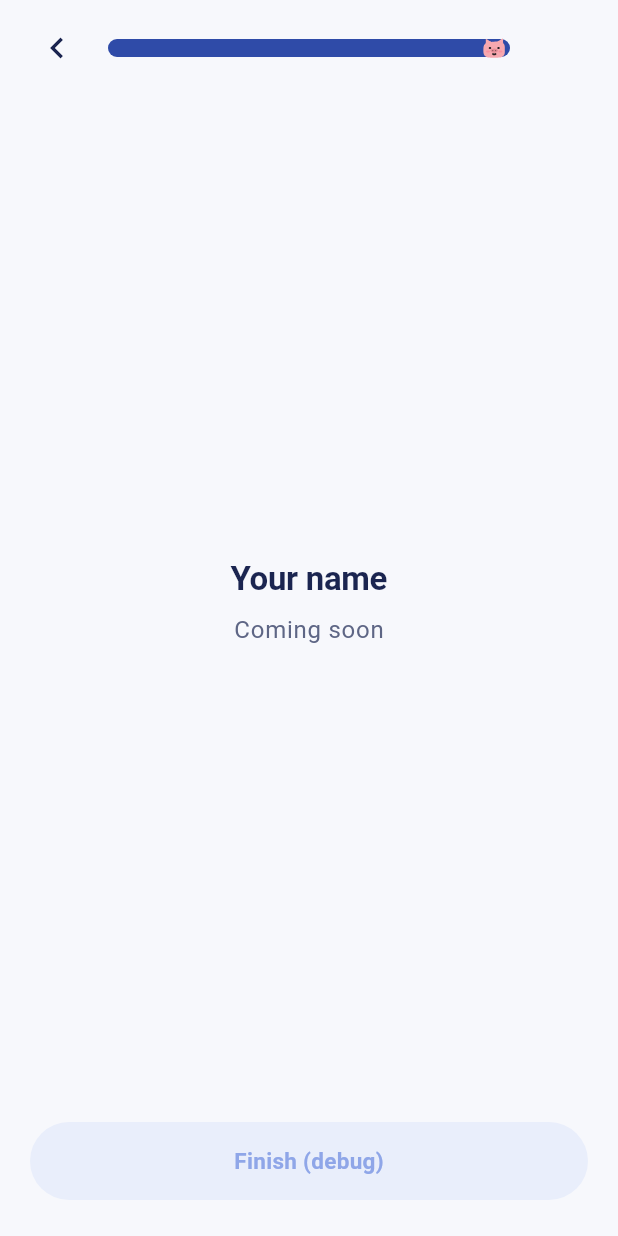
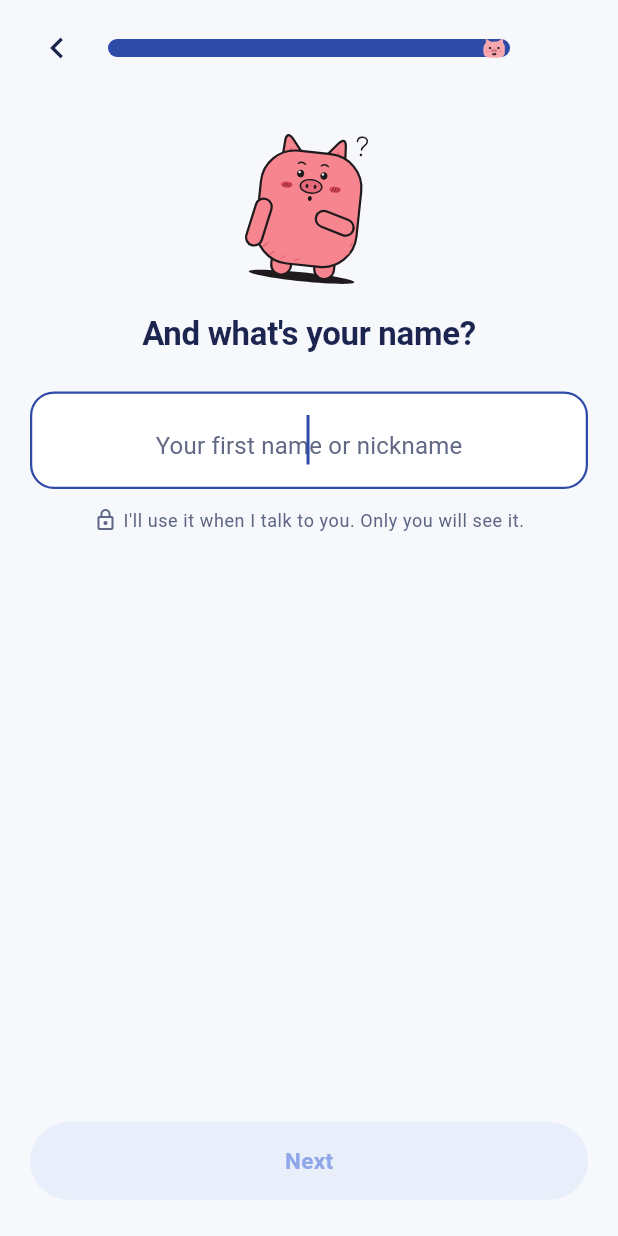
Before and after one commit to group6-selfcare/orb-selfcare, a Flutter app: the TraitScreen screen opened by its route, after a tap on "Cheerful", after a tap on "Playful", after a tap on "Next", on a phone screen of 412 x 824 dp. Run offline on Flutter 3.47's test engine with Material 3 defaults, Android fonts, the phone set to English and light mode, and no system bars; our stand-ins replace flutter_riverpod, flutter_svg, go_router, shared_preferences; accounts and stored records are empty.

Commit message:
PMG6-56 Onboarding N4 Your name (#11)
- The pig introduces itself by the name picked on N2, then asks for the
  user's name; hint, helper text with a lock icon, step 4 of 4
- The name is trimmed, 1 to 20 characters, and Next is disabled while
  it's empty; the field opens with the keyboard ready
- Next stores the name, saves all answers to the device (PMG6-57), and
  goes to the first check-in; onboarding stays not done until N15
- Going back keeps the typed name
- N12 placeholder at /onboarding/first-check-in carries the debug Finish
- validPigName is now validName, shared by N2 and N4
- Curious pig SVG exported from Figma

Co-authored-by: developOnion <169323664+internetOnion@users.noreply.github.com>

```diff
--- a/lib/features/onboarding/name_screen.dart
+++ b/lib/features/onboarding/name_screen.dart
@@ -58,7 +58,7 @@ class _NameScreenState extends ConsumerState<NameScreen> {
   }
 
   void _next() {
-    final name = validPigName(_name.text);
+    final name = validName(_name.text);
     if (name == null) return;
     ref.read(onboardingDraftProvider.notifier).setPigName(name);
     context.push(OnboardingRoutes.trait);
@@ -67,7 +67,7 @@ class _NameScreenState extends ConsumerState<NameScreen> {
   @override
   Widget build(BuildContext context) {
     final text = Theme.of(context).textTheme;
-    final canContinue = validPigName(_name.text) != null;
+    final canContinue = validName(_name.text) != null;
 
     return OnboardingScaffold(
       step: 2,
--- a/lib/features/onboarding/onboarding_routes.dart
+++ b/lib/features/onboarding/onboarding_routes.dart
@@ -3,13 +3,12 @@ import 'package:flutter/material.dart';
 import 'package:flutter_riverpod/flutter_riverpod.dart';
 import 'package:go_router/go_router.dart';
 
-import '../../app/theme/tokens.dart';
+import '../../app/shell/coming_soon_screen.dart';
 import '../../data/profile/profile_repository.dart';
-import '../../shared/copy.dart';
 import 'meet_screen.dart';
 import 'name_screen.dart';
-import 'onboarding_scaffold.dart';
 import 'trait_screen.dart';
+import 'you_screen.dart';
 
 /// The onboarding paths. Each step is pushed on top of the last, so back
 /// (the arrow or Android's button) returns one step.
@@ -20,6 +19,9 @@ abstract final class OnboardingRoutes {
   static const trait = '$root/trait';
   static const you = '$root/you';
 
+  /// N12, the first check-in inside onboarding (PMG6-62).
+  static const firstCheckIn = '$root/first-check-in';
+
   /// The `/onboarding` route and its steps, for `lib/app/router.dart`.
   static GoRoute route() => GoRoute(
     path: root,
@@ -28,61 +30,35 @@ abstract final class OnboardingRoutes {
       GoRoute(path: 'meet', builder: (_, _) => const MeetScreen()),
       GoRoute(path: 'name', builder: (_, _) => const NameScreen()),
       GoRoute(path: 'trait', builder: (_, _) => const TraitScreen()),
-      // Placeholder until PMG6-56 (N4).
+      GoRoute(path: 'you', builder: (_, _) => const YouScreen()),
+      // Placeholder until PMG6-62 builds the first check-in (N12, N13).
       GoRoute(
-        path: 'you',
-        builder: (_, _) =>
-            const _StepPlaceholder(step: 4, title: 'Your name', next: null),
+        path: 'first-check-in',
+        builder: (_, _) => const _FirstCheckInPlaceholder(),
       ),
     ],
   );
 }
 
-/// A stand-in step so the flow can be walked end to end. The last one
-/// finishes onboarding in debug builds only, until N4 and N15 exist.
-class _StepPlaceholder extends ConsumerWidget {
-  const _StepPlaceholder({
-    required this.step,
-    required this.title,
-    required this.next,
-  });
-
-  final int step;
-  final String title;
-  final String? next;
+/// Stands in for N12 until PMG6-62. Debug builds can finish onboarding
+/// here, so the team can still reach Home.
+class _FirstCheckInPlaceholder extends ConsumerWidget {
+  const _FirstCheckInPlaceholder();
 
   @override
   Widget build(BuildContext context, WidgetRef ref) {
-    final text = Theme.of(context).textTheme;
-    final next = this.next;
-
-    VoidCallback? onPressed;
-    if (next != null) {
-      onPressed = () => context.push(next);
-    } else if (kDebugMode) {
-      onPressed = () async {
-        await ref.read(profileProvider.notifier).completeOnboarding();
-        if (context.mounted) context.go('/home');
-      };
-    }
-
-    return OnboardingScaffold(
-      step: step,
-      buttonLabel: next != null ? OnboardingCopy.next : 'Finish (debug)',
-      onPressed: onPressed,
-      child: Center(
-        child: Column(
-          mainAxisSize: MainAxisSize.min,
-          children: [
-            Text(title, style: text.headlineSmall),
-            const SizedBox(height: OrbSpacing.sm),
-            Text(
-              'Coming soon',
-              style: text.bodyLarge?.copyWith(color: OrbColors.textSecondary),
-            ),
-          ],
-        ),
-      ),
+    return ComingSoonScreen(
+      title: 'First check-in',
+      message: 'Your first check-in with your companion is being built.',
+      action: kDebugMode
+          ? FilledButton(
+              onPressed: () async {
+                await ref.read(profileProvider.notifier).completeOnboarding();
+                if (context.mounted) context.go('/home');
+              },
+              child: const Text('Finish (debug)'),
+            )
+          : null,
     );
   }
 }
--- a/lib/features/onboarding/pig_names.dart
+++ b/lib/features/onboarding/pig_names.dart
@@ -14,9 +14,9 @@ String suggestPigName(String current, {Random? random}) {
   return choices[(random ?? Random()).nextInt(choices.length)];
 }
 
-/// The name to save: [raw] without surrounding spaces, or null when that
-/// leaves nothing or too much.
-String? validPigName(String raw) {
+/// A pig or user name to save: [raw] without surrounding spaces, or null
+/// when that leaves nothing or more than 20 characters. Used by N2 and N4.
+String? validName(String raw) {
   final name = raw.trim();
   if (name.isEmpty || name.length > OnboardingCopy.nameMaxLength) return null;
   return name;
--- /dev/null
+++ b/lib/features/onboarding/you_screen.dart
@@ -0,0 +1,167 @@
+import 'package:flutter/material.dart';
+import 'package:flutter/services.dart';
+import 'package:flutter_riverpod/flutter_riverpod.dart';
+import 'package:flutter_svg/flutter_svg.dart';
+import 'package:go_router/go_router.dart';
+
+import '../../app/theme/tokens.dart';
+import '../../data/profile/profile.dart';
+import '../../data/profile/profile_repository.dart';
+import '../../shared/copy.dart';
+import 'onboarding_draft.dart';
+import 'onboarding_routes.dart';
+import 'onboarding_scaffold.dart';
+import 'pig_names.dart';
+
+/// N4 Your name, the last onboarding step.
+///
+/// The pig introduces itself by the name the user just gave it, then asks
+/// for theirs. Next saves all the answers to the device (PMG6-57) and goes
+/// to the first check-in. Onboarding is only marked done later, on N15.
+class YouScreen extends ConsumerStatefulWidget {
+  const YouScreen({super.key});
+
+  @override
+  ConsumerState<YouScreen> createState() => _YouScreenState();
+}
+
+class _YouScreenState extends ConsumerState<YouScreen> {
+  late final TextEditingController _name;
+  bool _saving = false;
+
+  @override
+  void initState() {
+    super.initState();
+    // Coming back to this step shows what the user typed before.
+    _name = TextEditingController(
+      text: ref.read(onboardingDraftProvider).userName,
+    );
+  }
+
+  @override
+  void dispose() {
+    _name.dispose();
+    super.dispose();
+  }
+
+  void _onChanged(String value) {
+    ref.read(onboardingDraftProvider.notifier).setUserName(value.trim());
+    setState(() {}); // Enables or disables Next.
+  }
+
+  Future<void> _next() async {
+    final userName = validName(_name.text);
+    if (userName == null || _saving) return;
+    setState(() => _saving = true);
+
+    final draftNotifier = ref.read(onboardingDraftProvider.notifier);
+    draftNotifier.setUserName(userName);
+    final draft = ref.read(onboardingDraftProvider);
+    try {
+      await ref
+          .read(profileProvider.notifier)
+          .saveAnswers(
+            userName: userName,
+            pigName: validName(draft.pigName) ?? OnboardingCopy.pigNames.first,
+            trait: draft.trait ?? Trait.gentle,
+          );
+    } catch (_) {
+      if (mounted) {
+        setState(() => _saving = false);
+        ScaffoldMessenger.of(context).showSnackBar(
+          const SnackBar(content: Text(OnboardingCopy.saveFailed)),
+        );
+      }
+      return;
+    }
+    if (!mounted) return;
+    setState(() => _saving = false);
+    context.push(OnboardingRoutes.firstCheckIn);
+  }
+
+  @override
+  Widget build(BuildContext context) {
+    final text = Theme.of(context).textTheme;
+    final pigName = ref.watch(onboardingDraftProvider.select((d) => d.pigName));
+    final canContinue = validName(_name.text) != null && !_saving;
+
+    return OnboardingScaffold(
+      step: 4,
+      buttonLabel: OnboardingCopy.next,
+      onPressed: canContinue ? _next : null,
+      child: SingleChildScrollView(
+        padding: const EdgeInsets.only(top: OrbSpacing.lg),
+        child: Column(
+          children: [
+            SvgPicture.asset(
+              'assets/svg/pig/pig_curious.svg',
+              width: 120,
+              height: 120,
+              semanticsLabel: 'Your pig companion, curious',
+            ),
+            const SizedBox(height: OrbSpacing.lg),
+            if (pigName.isNotEmpty) ...[
+              Text(
+                OnboardingCopy.youIntro(pigName),
+                style: text.bodyLarge?.copyWith(color: OrbColors.primary),
+                textAlign: TextAlign.center,
+              ),
+              const SizedBox(height: OrbSpacing.xs),
+            ],
+            Text(
+              OnboardingCopy.youTitle,
+              style: text.headlineSmall,
+              textAlign: TextAlign.center,
+            ),
+            const SizedBox(height: OrbSpacing.xl),
+            TextField(
+              key: const ValueKey('user-name-field'),
+              controller: _name,
+              autofocus: true,
+              onChanged: _onChanged,
+              onSubmitted: (_) => _next(),
+              textAlign: TextAlign.center,
+              textCapitalization: TextCapitalization.words,
+              textInputAction: TextInputAction.done,
+              autofillHints: const [AutofillHints.givenName],
+              style: text.headlineMedium,
+              inputFormatters: [
+                LengthLimitingTextInputFormatter(OnboardingCopy.nameMaxLength),
+              ],
+              decoration: InputDecoration(
+                hintText: OnboardingCopy.youHint,
+                hintStyle: text.titleMedium?.copyWith(
+                  color: OrbColors.textMuted,
+                  fontWeight: FontWeight.w400,
+                ),
+                contentPadding: const EdgeInsets.symmetric(
+                  horizontal: OrbSpacing.lg,
+                  vertical: OrbSpacing.lg,
+                ),
+              ),
+            ),
+            const SizedBox(height: OrbSpacing.md),
+            Row(
+              mainAxisAlignment: MainAxisAlignment.center,
+              children: [
+                const Icon(
+                  Icons.lock_outline,
+                  size: 16,
+                  color: OrbColors.textSecondary,
+                ),
+                const SizedBox(width: OrbSpacing.xs),
+                Flexible(
+                  child: Text(
+                    OnboardingCopy.youHelper,
+                    style: text.bodySmall,
+                    textAlign: TextAlign.center,
+                  ),
+                ),
+              ],
+            ),
+          ],
+        ),
+      ),
+    );
+  }
+}
--- a/lib/shared/copy.dart
+++ b/lib/shared/copy.dart
@@ -65,6 +65,14 @@ abstract final class OnboardingCopy {
     Trait.playful: '“Psst… I saved you a spot.”',
   };
 
+  // N4 Your name
+  static String youIntro(String pigName) => "Nice to meet you. I'm $pigName!";
+  static const youTitle = "And what's your name?";
+  static const youHint = 'Your first name or nickname';
+  static const youHelper =
+      "I'll use it when I talk to you. Only you will see it.";
+  static const saveFailed = "I couldn't save that. Please try again.";
+
   // Shared
   static const back = 'Back';
   static const next = 'Next';
```
Also changed, not shown: assets/svg/pig/pig_curious.svg (added), 4 other files.
